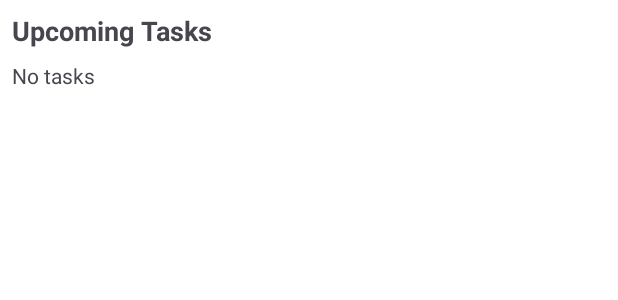
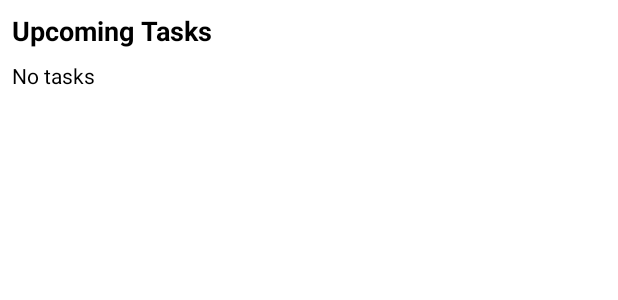
Before and after one commit to Sithila69/PlanMate, an Android app: the layout widget_layout.xml on its own in the app's theme, with its tools: preview values and no code run, on a phone screen of 412 x 824 dp. Shown: the top 300 px of the screen. Run offline under Robolectric (Android 15) with nearby library versions, the phone set to English and light mode, and no system bars.

Commit message:
Widget
Added widget

```diff
--- a/app/src/main/res/layout/widget_layout.xml
+++ b/app/src/main/res/layout/widget_layout.xml
@@ -4,13 +4,14 @@
     android:layout_height="match_parent"
     android:orientation="vertical"
     android:padding="8dp"
-    android:background="#FFFFFF">
+    android:background="@color/white">
 
     <TextView
         android:layout_width="match_parent"
         android:layout_height="wrap_content"
-        android:text="Upcoming Tasks"
+        android:text="@string/upcoming_tasks"
         android:textStyle="bold"
+        android:textColor="@color/black"
         android:textSize="18sp"
         android:layout_marginBottom="8dp"/>
 
@@ -18,7 +19,8 @@
         android:id="@+id/widget_task_list"
         android:layout_width="match_parent"
         android:layout_height="wrap_content"
-        android:text="No tasks"
+        android:text="@string/no_tasks"
+        android:textColor="@color/black"
         android:textSize="14sp"/>
 
 </LinearLayout>
--- a/app/src/main/res/values/strings.xml
+++ b/app/src/main/res/values/strings.xml
@@ -18,4 +18,6 @@
     <string name="add_task_2">Add Task</string>
     <string name="update_task">Update Task</string>
     <string name="select_due_date">select_due_date</string>
+    <string name="no_tasks">No tasks</string>
+    <string name="upcoming_tasks">Upcoming Tasks</string>
 </resources>
```
Also changed, not shown: app/src/main/java/com/planmate/AppWidgetProvider.kt (+25 -0 lines), app/src/main/java/com/planmate/MainActivity.kt (+14 -0 lines), app/src/main/res/xml/app_widget_provider_info.xml (+4 -4 lines).
